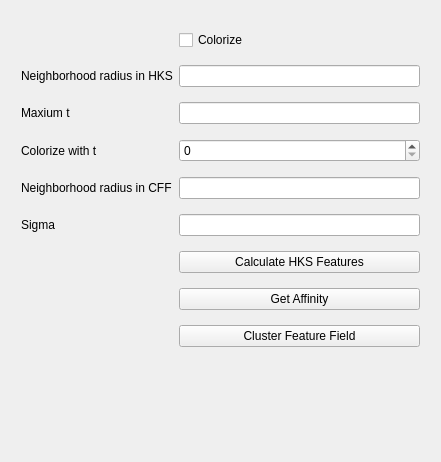
Before: the Qt Designer form mode_FeatureSegCorr/fsc_widget.ui in BigkoalaZhu/STAR_PoCorr, drawn with Qt 5.
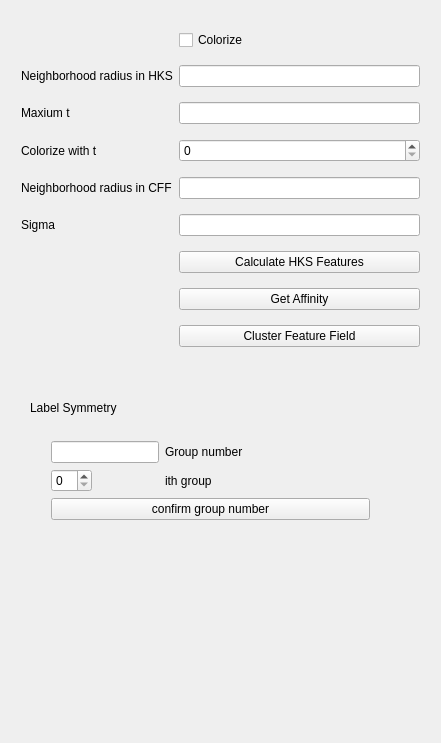
After: the same form once the commit is applied.

```diff
--- a/mode_FeatureSegCorr/fsc_widget.ui
+++ b/mode_FeatureSegCorr/fsc_widget.ui
@@ -7,7 +7,7 @@
     <x>0</x>
     <y>0</y>
     <width>441</width>
-    <height>462</height>
+    <height>743</height>
    </rect>
   </property>
   <property name="windowTitle">
@@ -103,6 +103,58 @@
     </item>
    </layout>
   </widget>
+  <widget class="QLabel" name="label_6">
+   <property name="geometry">
+    <rect>
+     <x>30</x>
+     <y>400</y>
+     <width>121</width>
+     <height>16</height>
+    </rect>
+   </property>
+   <property name="text">
+    <string>Label Symmetry</string>
+   </property>
+  </widget>
+  <widget class="QWidget" name="formLayoutWidget">
+   <property name="geometry">
+    <rect>
+     <x>40</x>
+     <y>430</y>
+     <width>341</width>
+     <height>251</height>
+    </rect>
+   </property>
+   <layout class="QFormLayout" name="formLayout">
+    <item row="0" column="0">
+     <widget class="QLineEdit" name="label_gn"/>
+    </item>
+    <item row="0" column="1">
+     <widget class="QLabel" name="label_7">
+      <property name="text">
+       <string>Group number</string>
+      </property>
+     </widget>
+    </item>
+    <item row="1" column="0">
+     <widget class="QSpinBox" name="label_ith"/>
+    </item>
+    <item row="1" column="1">
+     <widget class="QLabel" name="label_8">
+      <property name="text">
+       <string>ith group</string>
+      </property>
+     </widget>
+    </item>
+    <item row="2" column="0" colspan="2">
+     <widget class="QPushButton" name="label_confirm">
+      <property name="text">
+       <string>confirm group number</string>
+      </property>
+     </widget>
+    </item>
+   </layout>
+  </widget>
  </widget>
  <layoutdefault spacing="6" margin="11"/>
  <resources/>
```
